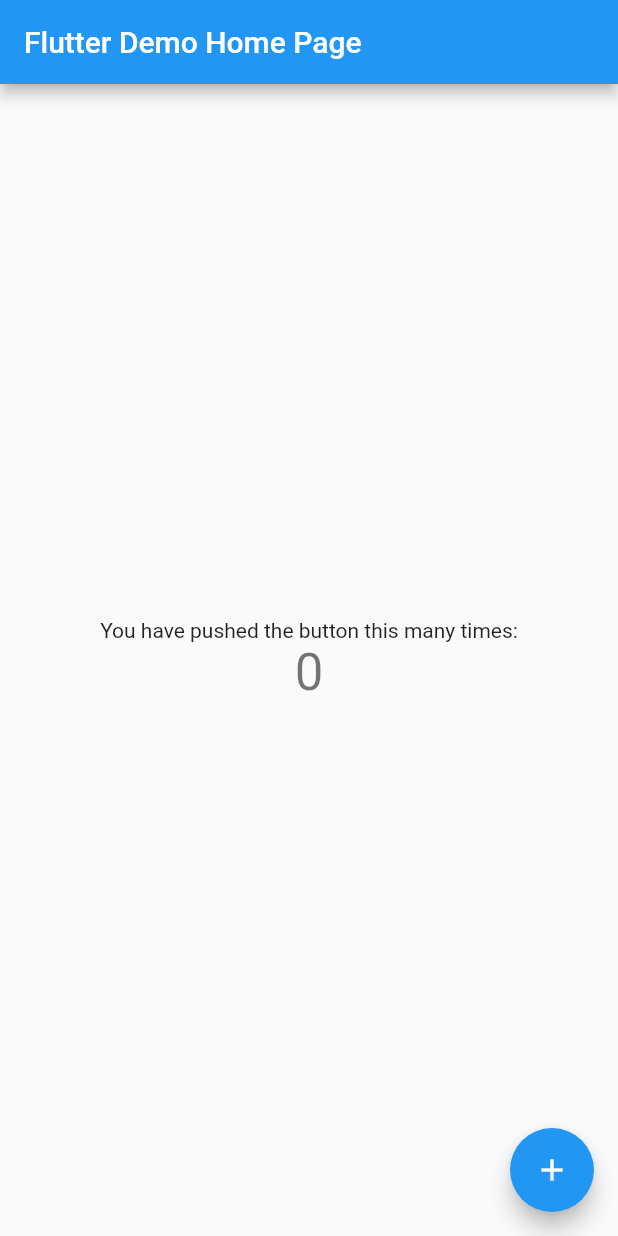
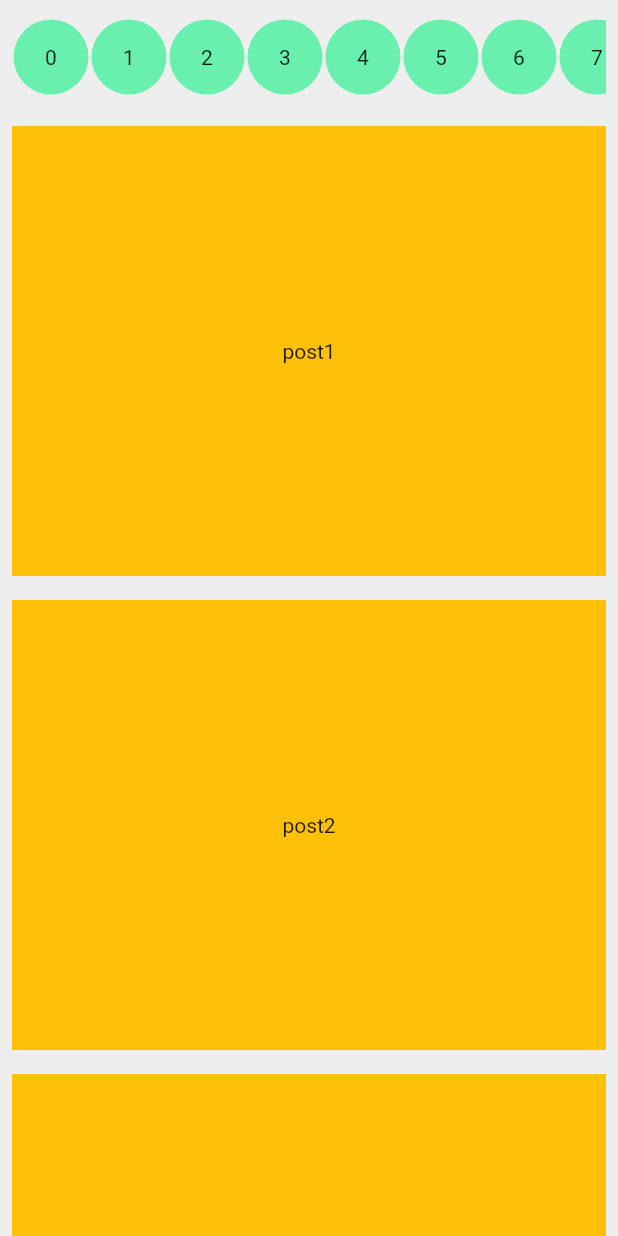
Before and after one commit to thanhlucvip2/flutter-widget-tutorial, a Flutter app: the screen it shows after launch, on a phone screen of 412 x 824 dp. Run offline on Flutter 3.47's test engine with Material 2 defaults, Android fonts, the phone set to English and light mode, and no system bars.

Commit message:
box shadow , list view, row column

```diff
--- a/lib/main.dart
+++ b/lib/main.dart
@@ -1,4 +1,5 @@
 import 'package:flutter/material.dart';
+import 'package:flutter_widget_of_the_day/widgets/list_view_builder.dart';
 
 void main() {
   runApp(const MyApp());
@@ -13,103 +14,12 @@
     return MaterialApp(
       title: 'Flutter Demo',
       theme: ThemeData(
-        // This is the theme of your application.
-        //
-        // Try running your application with "flutter run". You'll see the
-        // application has a blue toolbar. Then, without quitting the app, try
-        // changing the primarySwatch below to Colors.green and then invoke
-        // "hot reload" (press "r" in the console where you ran "flutter run",
-        // or simply save your changes to "hot reload" in a Flutter IDE).
-        // Notice that the counter didn't reset back to zero; the application
-        // is not restarted.
         primarySwatch: Colors.blue,
       ),
-      home: const MyHomePage(title: 'Flutter Demo Home Page'),
+      home: Scaffold(
+        backgroundColor: Colors.grey[200],
+        body: SafeArea(child: ListViewBuilderWidget()),
+      ),
     );
   }
 }
-
-class MyHomePage extends StatefulWidget {
-  const MyHomePage({super.key, required this.title});
-
-  // This widget is the home page of your application. It is stateful, meaning
-  // that it has a State object (defined below) that contains fields that affect
-  // how it looks.
-
-  // This class is the configuration for the state. It holds the values (in this
-  // case the title) provided by the parent (in this case the App widget) and
-  // used by the build method of the State. Fields in a Widget subclass are
-  // always marked "final".
-
-  final String title;
-
-  @override
-  State<MyHomePage> createState() => _MyHomePageState();
-}
-
-class _MyHomePageState extends State<MyHomePage> {
-  int _counter = 0;
-
-  void _incrementCounter() {
-    setState(() {
-      // This call to setState tells the Flutter framework that something has
-      // changed in this State, which causes it to rerun the build method below
-      // so that the display can reflect the updated values. If we changed
-      // _counter without calling setState(), then the build method would not be
-      // called again, and so nothing would appear to happen.
-      _counter++;
-    });
-  }
-
-  @override
-  Widget build(BuildContext context) {
-    // This method is rerun every time setState is called, for instance as done
-    // by the _incrementCounter method above.
-    //
-    // The Flutter framework has been optimized to make rerunning build methods
-    // fast, so that you can just rebuild anything that needs updating rather
-    // than having to individually change instances of widgets.
-    return Scaffold(
-      appBar: AppBar(
-        // Here we take the value from the MyHomePage object that was created by
-        // the App.build method, and use it to set our appbar title.
-        title: Text(widget.title),
-      ),
-      body: Center(
-        // Center is a layout widget. It takes a single child and positions it
-        // in the middle of the parent.
-        child: Column(
-          // Column is also a layout widget. It takes a list of children and
-          // arranges them vertically. By default, it sizes itself to fit its
-          // children horizontally, and tries to be as tall as its parent.
-          //
-          // Invoke "debug painting" (press "p" in the console, choose the
-          // "Toggle Debug Paint" action from the Flutter Inspector in Android
-          // Studio, or the "Toggle Debug Paint" command in Visual Studio Code)
-          // to see the wireframe for each widget.
-          //
-          // Column has various properties to control how it sizes itself and
-          // how it positions its children. Here we use mainAxisAlignment to
-          // center the children vertically; the main axis here is the vertical
-          // axis because Columns are vertical (the cross axis would be
-          // horizontal).
-          mainAxisAlignment: MainAxisAlignment.center,
-          children: <Widget>[
-            const Text(
-              'You have pushed the button this many times:',
-            ),
-            Text(
-              '$_counter',
-              style: Theme.of(context).textTheme.headline4,
-            ),
-          ],
-        ),
-      ),
-      floatingActionButton: FloatingActionButton(
-        onPressed: _incrementCounter,
-        tooltip: 'Increment',
-        child: const Icon(Icons.add),
-      ), // This trailing comma makes auto-formatting nicer for build methods.
-    );
-  }
-}
--- /dev/null
+++ b/lib/widgets/list_view_builder.dart
@@ -0,0 +1,85 @@
+import 'package:flutter/cupertino.dart';
+import 'package:flutter/material.dart';
+import 'package:flutter/src/widgets/container.dart';
+import 'package:flutter/src/widgets/framework.dart';
+
+class ListViewBuilderWidget extends StatelessWidget {
+  ListViewBuilderWidget({super.key});
+  final List _post = [
+    'post1',
+    'post2',
+    'post3',
+    'post4',
+    'post5',
+  ];
+  @override
+  Widget build(BuildContext context) {
+    return Column(
+      children: [
+        Padding(
+          padding: const EdgeInsets.all(8.0),
+          child: Container(
+            height: 60,
+            child: ListView.builder(
+              scrollDirection: Axis.horizontal,
+              itemCount: 100,
+              itemBuilder: (context, index) {
+                return _MyCircle('$index');
+              },
+            ),
+          ),
+        ),
+        Expanded(
+          child: Container(
+            height: 100,
+            child: ListView.builder(
+              // scrollDirection: Axis.horizontal,// dạng scroll ngang
+              scrollDirection: Axis.vertical, // dạng scroll dọc
+              itemCount: _post.length,
+              itemBuilder: (context, index) {
+                return _MySquare(_post[index]);
+              },
+            ),
+          ),
+        ),
+      ],
+    );
+  }
+}
+
+class _MySquare extends StatelessWidget {
+  final String name;
+  const _MySquare(this.name, {super.key});
+
+  @override
+  Widget build(BuildContext context) {
+    return Padding(
+      padding: const EdgeInsets.all(8.0),
+      child: Container(
+        width: 300,
+        height: 300,
+        color: Colors.amber,
+        child: Center(child: Text(name)),
+      ),
+    );
+  }
+}
+
+class _MyCircle extends StatelessWidget {
+  const _MyCircle(this.name, {super.key});
+  final String name;
+  @override
+  Widget build(BuildContext context) {
+    return Padding(
+      padding: const EdgeInsets.all(1.0),
+      child: Container(
+          width: 50,
+          height: 50,
+          decoration: BoxDecoration(
+            shape: BoxShape.circle,
+            color: Colors.greenAccent,
+          ),
+          child: Center(child: Text(name))),
+    );
+  }
+}
```
Also changed, not shown: lib/devices/responsive.dart (added, +47 -0 lines), lib/devices/size_config.dart (added, +13 -0 lines), lib/widgets/RowColumn.dart (added, +174 -0 lines), lib/widgets/boxshadow.dart (added, +50 -0 lines).
